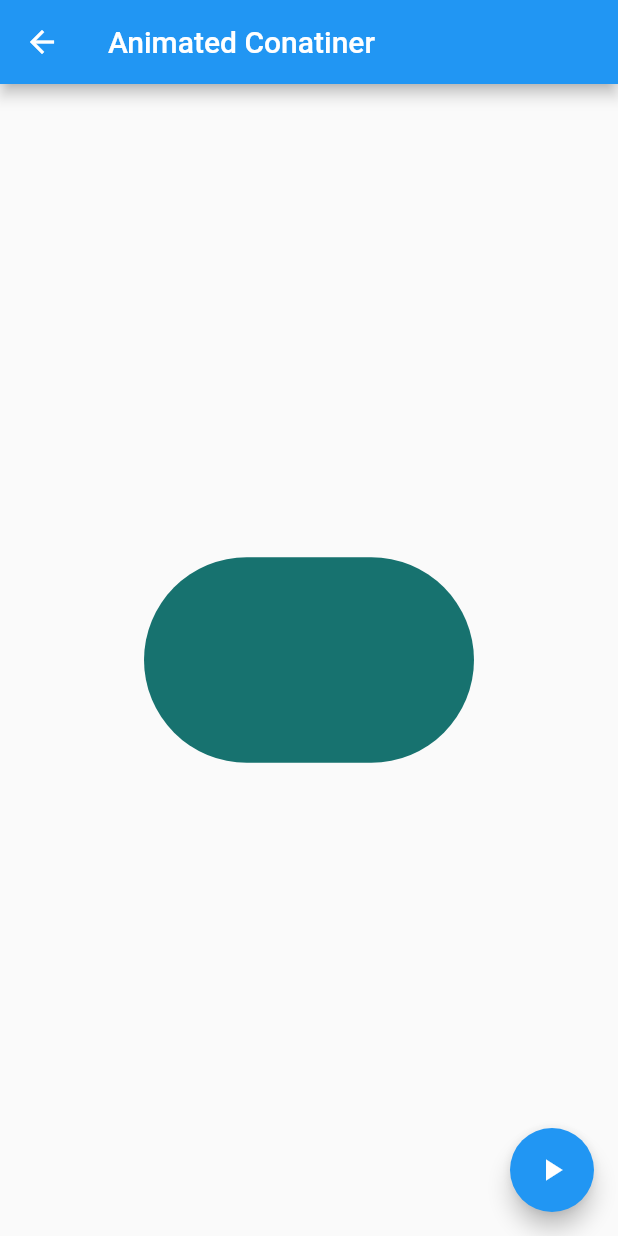
After one commit to AragonMoreyraSaulRenato/use_many_widgets_flutter, a Flutter app: the AnimatedContainerPage screen opened by its route, after a tap on the "play arrow" icon, on a phone screen of 412 x 824 dp. The commit adds this screen. Run offline on Flutter 3.47's test engine with Material 2 defaults, Android fonts, the phone set to English and light mode, and no system bars.

Commit message:
agrego animatedtainer

```diff
--- a/data/menu_opts.json
+++ b/data/menu_opts.json
@@ -15,6 +15,11 @@
             "ruta" : "card",
             "icon" : "folder_open",
             "texto": "Cards - Tarjetas"
+        },
+        {
+            "ruta" : "animatedContainer",
+            "icon" : "donut_large",
+            "texto": "Animated Container"
         }
     ]
 }
--- /dev/null
+++ b/lib/src/pages/animated_container.dart
@@ -0,0 +1,52 @@
+import 'dart:math';
+
+import 'package:flutter/material.dart';
+
+class AnimatedContainerPage extends StatefulWidget {
+  @override
+  _AnimatedContainerPageState createState() => _AnimatedContainerPageState();
+}
+
+class _AnimatedContainerPageState extends State<AnimatedContainerPage> {
+  double _width = 50.0;
+  double _height = 50.0;
+  Color _color = Colors.pink;
+
+  BorderRadiusGeometry _borderRadius = BorderRadius.circular(8.0);
+
+  @override
+  Widget build(BuildContext context) {
+    return Scaffold(
+      floatingActionButton: FloatingActionButton(
+        child: Icon(Icons.play_arrow),
+        onPressed: _cambiarForma,
+      ),
+      appBar: AppBar(
+        title: Text('Animated Conatiner'),
+      ),
+      body: Center(
+        child: AnimatedContainer(
+          duration: Duration(milliseconds: 500),
+          curve: Curves.fastOutSlowIn,
+          width: _width,
+          height: _height,
+          decoration: BoxDecoration(
+            borderRadius: _borderRadius,
+            color: _color,
+          ),
+        ),
+      ),
+    );
+  }
+
+  void _cambiarForma() {
+    final random = Random();
+    setState(() {
+      _width = random.nextInt(300).toDouble();
+      _height = random.nextInt(300).toDouble();
+      _color = Color.fromRGBO(
+          random.nextInt(255), random.nextInt(255), random.nextInt(255), 1);
+      _borderRadius = BorderRadius.circular(random.nextInt(255).toDouble());
+    });
+  }
+}
--- a/lib/src/routes/routes.dart
+++ b/lib/src/routes/routes.dart
@@ -1,5 +1,6 @@
 import 'package:flutter/material.dart';
 import 'package:use_many_widgets_flutter/src/pages/alert_page.dart';
+import 'package:use_many_widgets_flutter/src/pages/animated_container.dart';
 import 'package:use_many_widgets_flutter/src/pages/avatar_page.dart';
 import 'package:use_many_widgets_flutter/src/pages/card_page.dart';
 import 'package:use_many_widgets_flutter/src/pages/home_page.dart';
@@ -10,5 +11,6 @@ Map<String, WidgetBuilder> getApplicationRoutes() {
     'alert': (BuildContext context) => AlertPage(),
     'avatar': (BuildContext context) => AvatarPage(),
     'card': (BuildContext context) => CardPage(),
+    'animatedContainer': (BuildContext context) => AnimatedContainerPage(),
   };
 }
--- a/lib/src/utils/icono_string_util.dart
+++ b/lib/src/utils/icono_string_util.dart
@@ -4,6 +4,7 @@ final _icons = <String, IconData>{
   'add_alert': Icons.add_alert,
   'accessibility': Icons.accessibility,
   'folder_open': Icons.folder_open,
+  'donut_large': Icons.donut_large,
 };
 
 Icon getIcon(String nombreIcono) {
```
Also changed, not shown: lib/src/pages/avatar_page.dart (+27 -4 lines).
